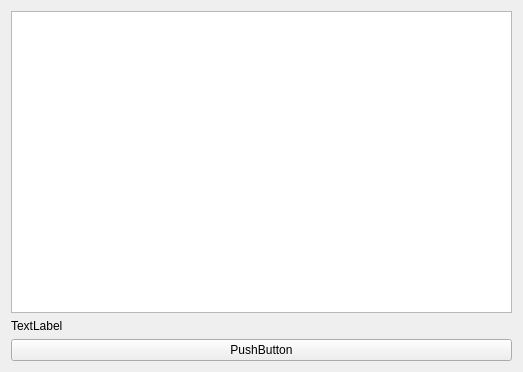
Before: the Qt Designer form Gui/Form.ui in xtuer/Qt, drawn with Qt 5.
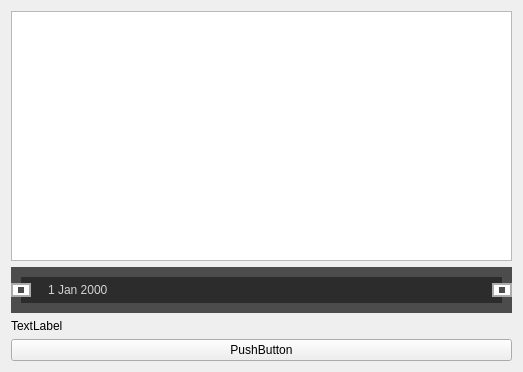
After: the same form once the commit is applied.

Patch:
```diff
--- a/Gui/Form.ui
+++ b/Gui/Form.ui
@@ -14,28 +14,58 @@
    <string>分组布局</string>
   </property>
   <property name="styleSheet">
-   <string notr="true">QLabel {
-	qproperty-alignment: 'AlignVCenter | AlignLeft';
+   <string notr="true">QDateEdit {
+    color: lightgray;
+    background: rgb(44, 44, 44);
+    border: 10px solid rgb(76, 76, 76);
+    padding: 5px;
+}
+
+QDateEdit:focus {
+	outline: none;
+}
+QDateEdit::down-button, QDateEdit::up-button {
+    subcontrol-origin: border;
+    width: 16px;
+    height: 10px;
+    background: white;
+    border: 2px solid rgb(170, 170, 170);
+}
+QDateEdit::down-button {
+    subcontrol-position: center left;
+}
+QDateEdit::up-button {
+    subcontrol-position: center right;
+}
+QDateEdit::up-arrow,  QDateEdit::down-arrow {
+    subcontrol-origin: content;
+    subcontrol-position: center center;
+    width: 6px;
+    height: 6px;
+    background: rgb(76, 76, 76);
 }</string>
   </property>
   <layout class="QGridLayout" name="gridLayout_6">
    <item row="0" column="0">
     <widget class="QTableView" name="tableView"/>
    </item>
-   <item row="2" column="0">
+   <item row="3" column="0">
     <widget class="QPushButton" name="pushButton">
      <property name="text">
       <string>PushButton</string>
      </property>
     </widget>
    </item>
-   <item row="1" column="0">
+   <item row="2" column="0">
     <widget class="QLabel" name="label">
      <property name="text">
       <string>TextLabel</string>
      </property>
     </widget>
    </item>
+   <item row="1" column="0">
+    <widget class="QDateEdit" name="dateEdit"/>
+   </item>
   </layout>
  </widget>
  <resources/>
```
